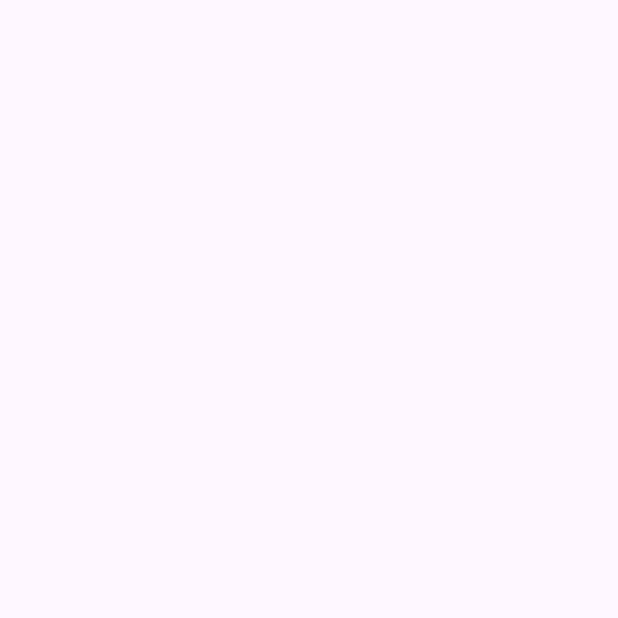
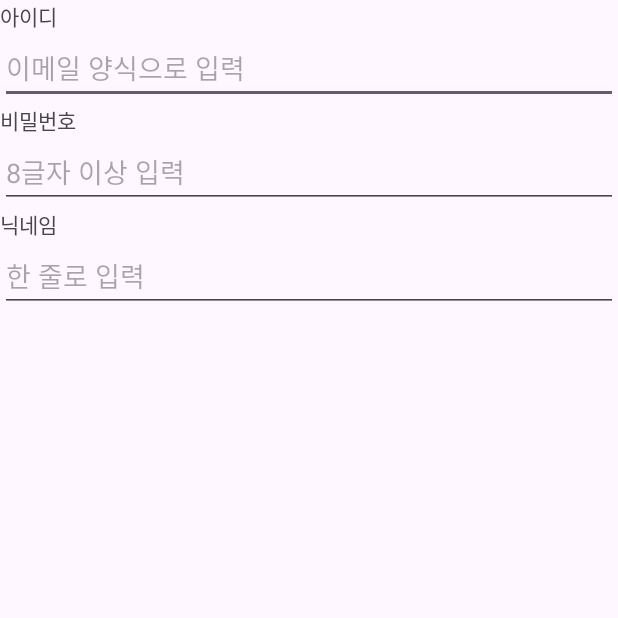
Before and after one commit to foodinsect/SignUpUIPractice_Minjin, an Android app: the screen it shows after launch (MainActivity), on a phone screen of 412 x 824 dp, the top half of it. Before the commit the part shown is empty. Run offline under Robolectric (Android 15) with nearby library versions, the phone set to English and light mode, and no system bars.

Commit message:
EditText 체험

```diff
--- a/app/src/main/res/layout/activity_main.xml
+++ b/app/src/main/res/layout/activity_main.xml
@@ -7,6 +7,41 @@
     android:orientation="vertical"
     tools:context=".MainActivity">
 
+    <TextView
+        android:layout_width="wrap_content"
+        android:layout_height="wrap_content"
+        android:text="아이디"/>
 
+    <EditText
+        android:layout_width="match_parent"
+        android:layout_height="wrap_content"
+        android:hint="이메일 양식으로 입력"
+        android:inputType="textEmailAddress"
+        />
+
+    <TextView
+        android:layout_width="wrap_content"
+        android:layout_height="wrap_content"
+        android:text="비밀번호"/>
+
+    <EditText
+        android:layout_width="match_parent"
+        android:layout_height="wrap_content"
+        android:hint="8글자 이상 입력"
+        android:inputType="textPassword"
+        />
+
+    <TextView
+        android:layout_width="wrap_content"
+        android:layout_height="wrap_content"
+        android:text="닉네임"/>
+
+    <EditText
+        android:layout_width="match_parent"
+        android:layout_height="wrap_content"
+        android:hint="한 줄로 입력"
+        android:singleLine="true"
+        android:imeOptions="actionGo"
+        />
 
 </LinearLayout>
```
